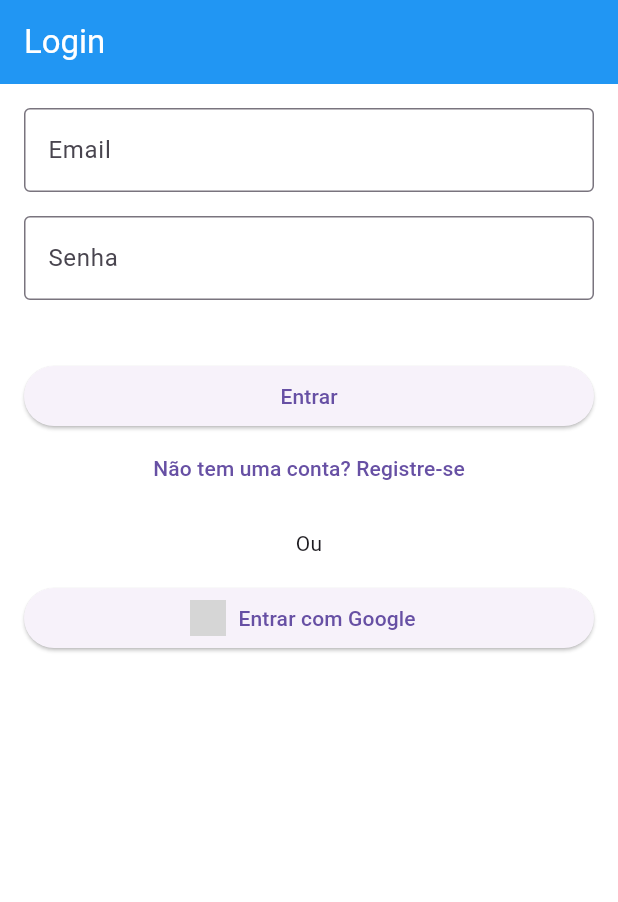
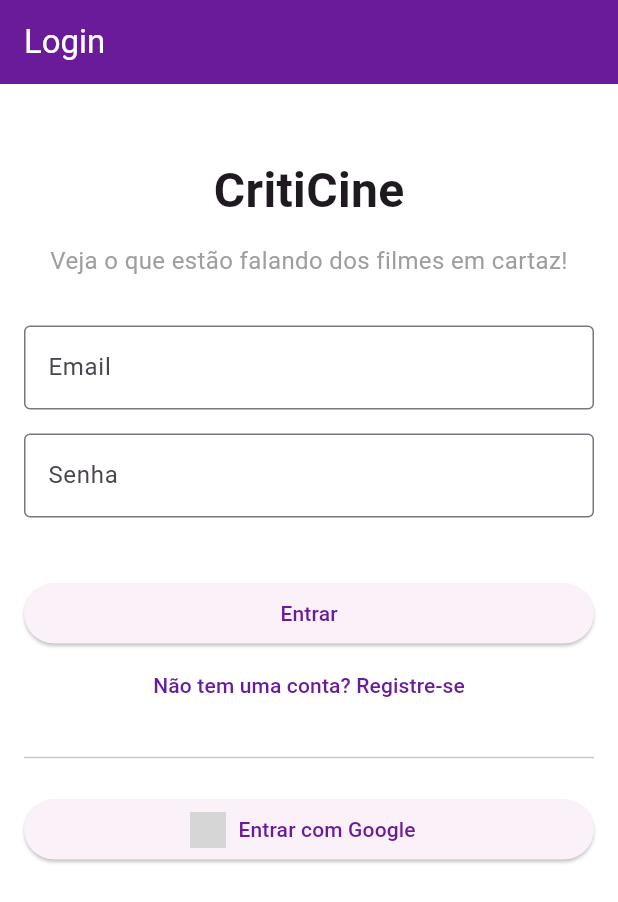
Before and after one commit to LeonardoMota04/CritiCine_Flutter, a Flutter app: the screen it shows after launch, on a phone screen of 412 x 824 dp. Shown: the top 902 px of the screen. Run offline on Flutter 3.47's test engine with Material 3 defaults, Android fonts, the phone set to English and light mode, and no system bars; our stand-ins replace cloud_firestore, firebase_auth, firebase_core, flutter_dotenv, google_sign_in; accounts and stored records are empty; network calls fail; grey boxes are pictures that could not be loaded.

```diff
--- a/movie_api_flutter_project_leonardo/lib/main.dart
+++ b/movie_api_flutter_project_leonardo/lib/main.dart
@@ -3,24 +3,25 @@ import 'package:movie_api_flutter_project_leonardo/core/network/api_service.dart
 import 'package:movie_api_flutter_project_leonardo/repository/movie_repository.dart';
 import 'package:provider/provider.dart';
 import 'package:firebase_core/firebase_core.dart';
+import 'package:flutter_dotenv/flutter_dotenv.dart';
+
 import 'viewmodels/movie_viewmodel.dart';
 import 'viewmodels/theme_viewmodel.dart';
 import 'routes/app_routes.dart';
-import 'package:flutter_dotenv/flutter_dotenv.dart';
 import 'providers/auth_provider.dart';
 
 Future<void> main() async {
   WidgetsFlutterBinding.ensureInitialized();
 
-  // CARREGA O ARQUIVO .ENV
+  // Carrega o .env
   await dotenv.load();
 
-  // INICIALIZA O FIREBASE
+  // Inicializa o Firebase
   await Firebase.initializeApp();
 
-  // INICIALIZANDO E INJETANDO DEPENDÊNCIAS
-  final tmbdClient = TmdbApiClient(); // SERVICE DE API
-  final movieRepository = MovieRepository(tmbdClient); // REPOSITORY COM A API
+  // Inicializando e injetando dependências
+  final tmbdClient = TmdbApiClient();
+  final movieRepository = MovieRepository(tmbdClient);
 
   runApp(
     MultiProvider(
@@ -39,34 +40,61 @@ class MyApp extends StatelessWidget {
 
   @override
   Widget build(BuildContext context) {
-    final themeViewModel = Provider.of<ThemeViewModel>(context);
-    final authProvider = Provider.of<AuthProvider>(context);
+    return Consumer2<ThemeViewModel, AuthProvider>(
+      builder: (context, themeViewModel, authProvider, child) {
+        const Color customPurple = Color(0xFF6A1B9A);
 
         return MaterialApp(
           navigatorKey: navigatorKey,
-      title: 'Filmes em cartaz',
+          title: 'CritiCine',
+          debugShowCheckedModeBanner: false,
+          themeMode: themeViewModel.isDarkMode ? ThemeMode.dark : ThemeMode.light,
           theme: ThemeData(
-        primarySwatch: Colors.blue,
+            primaryColor: customPurple,
+            scaffoldBackgroundColor: Colors.white,
+            colorScheme: ColorScheme.fromSeed(
+              seedColor: customPurple,
+              primary: customPurple,
+              secondary: Colors.deepPurpleAccent,
               brightness: Brightness.light,
-        scaffoldBackgroundColor: Colors.white,
+            ),
             appBarTheme: const AppBarTheme(
-          backgroundColor: Colors.blue,
+              backgroundColor: customPurple,
               foregroundColor: Colors.white,
+              elevation: 0,
+            ),
+            tabBarTheme: const TabBarTheme(
+              labelColor: customPurple,
+              unselectedLabelColor: Colors.grey,
+              indicatorColor: customPurple,
             ),
           ),
           darkTheme: ThemeData(
-        primarySwatch: Colors.blue,
+            primaryColor: customPurple,
+            scaffoldBackgroundColor: Colors.grey[900],
+            colorScheme: ColorScheme.fromSeed(
+              seedColor: customPurple,
+              primary: customPurple,
+              secondary: Colors.deepPurpleAccent,
               brightness: Brightness.dark,
-        scaffoldBackgroundColor: Colors.grey[900],
+            ),
             appBarTheme: AppBarTheme(
               backgroundColor: Colors.grey[850],
               foregroundColor: Colors.white,
+              elevation: 0,
+            ),
+            tabBarTheme: const TabBarTheme(
+              labelColor: customPurple,
+              unselectedLabelColor: Colors.grey,
+              indicatorColor: customPurple,
             ),
           ),
-      themeMode: themeViewModel.isDarkMode ? ThemeMode.dark : ThemeMode.light,
-      debugShowCheckedModeBanner: false,
-      initialRoute: authProvider.isAuthenticated ? AppRoutes.home : AppRoutes.login,
+          initialRoute: authProvider.isAuthenticated
+              ? AppRoutes.home
+              : AppRoutes.login,
           onGenerateRoute: AppRoutes.onGenerateRoute,
+        );
+      },
     );
   }
 }
--- a/movie_api_flutter_project_leonardo/lib/views/login_screen.dart
+++ b/movie_api_flutter_project_leonardo/lib/views/login_screen.dart
@@ -23,6 +23,7 @@ class _LoginScreenState extends State<LoginScreen> {
     super.dispose();
   }
 
+  // ENVIO DE DADOS DE LOGIN /// REGISTRO
   Future<void> _submitForm() async {
     if (_formKey.currentState!.validate()) {
       final authProvider = Provider.of<AuthProvider>(context, listen: false);
@@ -51,6 +52,7 @@ class _LoginScreenState extends State<LoginScreen> {
     }
   }
 
+  // LIDA COM LOGIN GOOGLE
   Future<void> _handleGoogleSignIn() async {
     setState(() {
       _isGoogleLoading = true;
@@ -92,8 +94,29 @@ class _LoginScreenState extends State<LoginScreen> {
           child: Form(
             key: _formKey,
             child: Column(
-              mainAxisAlignment: MainAxisAlignment.center,
+              crossAxisAlignment: CrossAxisAlignment.stretch,
               children: [
+                const SizedBox(height: 32),
+                const Center(
+                  child: Text(
+                    'CritiCine',
+                    style: TextStyle(
+                      fontSize: 32,
+                      fontWeight: FontWeight.bold,
+                    ),
+                  ),
+                ),
+                const SizedBox(height: 12),
+                const Center(
+                  child: Text(
+                    'Veja o que estão falando dos filmes em cartaz!',
+                    textAlign: TextAlign.center,
+                    style: TextStyle(fontSize: 16, color: Colors.grey),
+                  ),
+                ),
+                const SizedBox(height: 32),
+
+                // Campos de formulário
                 TextFormField(
                   controller: _emailController,
                   decoration: const InputDecoration(
@@ -127,6 +150,8 @@ class _LoginScreenState extends State<LoginScreen> {
                   },
                 ),
                 const SizedBox(height: 24),
+
+                // Mensagem de erro
                 if (authProvider.error != null)
                   Container(
                     padding: const EdgeInsets.all(8),
@@ -139,6 +164,7 @@ class _LoginScreenState extends State<LoginScreen> {
                       style: TextStyle(color: Colors.red.shade900),
                     ),
                   ),
+
                 const SizedBox(height: 16),
                 SizedBox(
                   width: double.infinity,
@@ -148,9 +174,7 @@ class _LoginScreenState extends State<LoginScreen> {
                         ? const SizedBox(
                             height: 20,
                             width: 20,
-                            child: CircularProgressIndicator(
-                              strokeWidth: 2,
-                            ),
+                            child: CircularProgressIndicator(strokeWidth: 2),
                           )
                         : Text(_isLogin ? 'Entrar' : 'Registrar'),
                   ),
@@ -166,7 +190,7 @@ class _LoginScreenState extends State<LoginScreen> {
                       : 'Já tem uma conta? Faça login'),
                 ),
                 const SizedBox(height: 16),
-                const Text('Ou'),
+                const Divider(),
                 const SizedBox(height: 16),
                 SizedBox(
                   width: double.infinity,
@@ -176,9 +200,7 @@ class _LoginScreenState extends State<LoginScreen> {
                         ? const SizedBox(
                             height: 20,
                             width: 20,
-                            child: CircularProgressIndicator(
-                              strokeWidth: 2,
-                            ),
+                            child: CircularProgressIndicator(strokeWidth: 2),
                           )
                         : Image.network(
                             'https://www.google.com/favicon.ico',
--- a/movie_api_flutter_project_leonardo/lib/views/movie_details_screen.dart
+++ b/movie_api_flutter_project_leonardo/lib/views/movie_details_screen.dart
@@ -1,4 +1,5 @@
 import 'package:flutter/material.dart';
+import 'package:movie_api_flutter_project_leonardo/widgets/comments_section.dart';
 import 'package:provider/provider.dart';
 import 'package:movie_api_flutter_project_leonardo/core/constants/api_contants.dart';
 import 'package:movie_api_flutter_project_leonardo/core/enums/request_state.dart';
@@ -83,6 +84,8 @@ class _MovieDetailsScreenState extends State<MovieDetailsScreen> {
                 _buildMovieInfo(movie),
                 const SizedBox(height: 24),
                 _buildOverview(movie),
+                const SizedBox(height: 24),
+                CommentsSection(movieId: movie.id, movieTitle: movie.title),
               ],
             ),
           ),
--- a/movie_api_flutter_project_leonardo/pubspec.yaml
+++ b/movie_api_flutter_project_leonardo/pubspec.yaml
@@ -40,6 +40,7 @@ dependencies:
   cupertino_icons: ^1.0.8
   provider: ^6.1.4
   flutter_dotenv: ^5.1.0
+  cloud_firestore: ^5.6.7
 
 dev_dependencies:
   flutter_test:
```
Also changed, not shown: movie_api_flutter_project_leonardo/lib/models/comment.dart (added, +35 -0 lines), movie_api_flutter_project_leonardo/lib/repository/comment_repository.dart (added, +28 -0 lines), movie_api_flutter_project_leonardo/lib/widgets/comments_section.dart (added, +110 -0 lines), movie_api_flutter_project_leonardo/pubspec.lock, 4 other files. Lines whose indentation alone changed are shown as unchanged.
